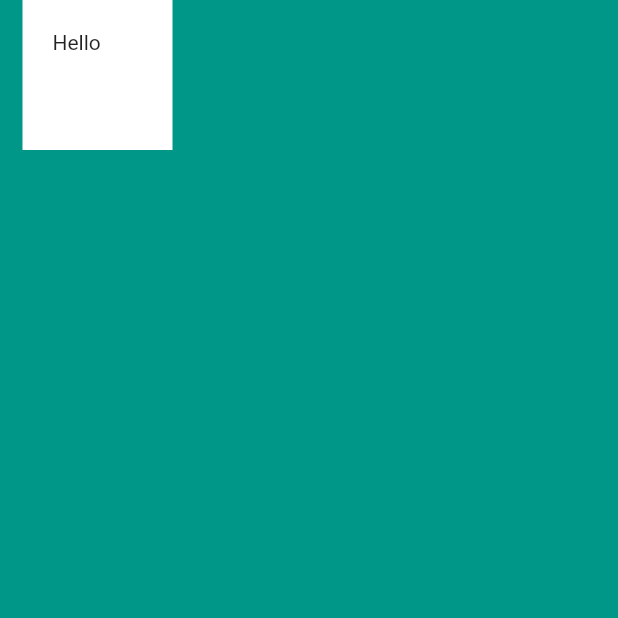
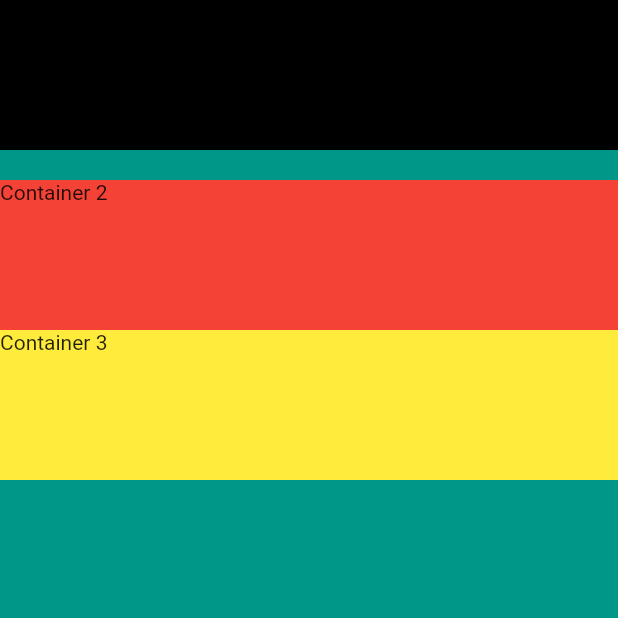
Before and after one commit to andriindocoder/flutter-ref, a Flutter app: the screen it shows after launch, on a phone screen of 412 x 824 dp, the top half of it. Run offline on Flutter 3.47's test engine with Material 2 defaults, Android fonts, the phone set to English and light mode, and no system bars.

Commit message:
6.45 - How to use column and row widget for layout

```diff
--- a/mi_card_flutter/lib/main.dart
+++ b/mi_card_flutter/lib/main.dart
@@ -11,13 +11,32 @@ class MyApp extends StatelessWidget {
       home: Scaffold(
         backgroundColor: Colors.teal,
         body: SafeArea(
-          child: Container(
-            height: 100.0,
-            width: 100.0,
-            margin: EdgeInsets.only(left: 15.0),
-            padding: EdgeInsets.all(20.0),
-            color: Colors.white,
-            child: Text('Hello'),
+          child: Column(
+            crossAxisAlignment: CrossAxisAlignment.stretch,
+            children: <Widget>[
+              Container(
+                height: 100.0,
+                width: 100.0,
+                color: Colors.black,
+                child: Text('Container 1'),
+              ),
+              SizedBox(height: 20.0),
+              Container(
+                height: 100.0,
+                width: 100.0,
+                color: Colors.red,
+                child: Text('Container 2'),
+              ),
+              Container(
+                height: 100.0,
+                width: 100.0,
+                color: Colors.yellow,
+                child: Text('Container 3'),
+              ),
+              Container(
+                width: double.infinity,
+              ),
+            ],
           ),
         ),
       ),
```
Also changed, not shown: 1 other file.
